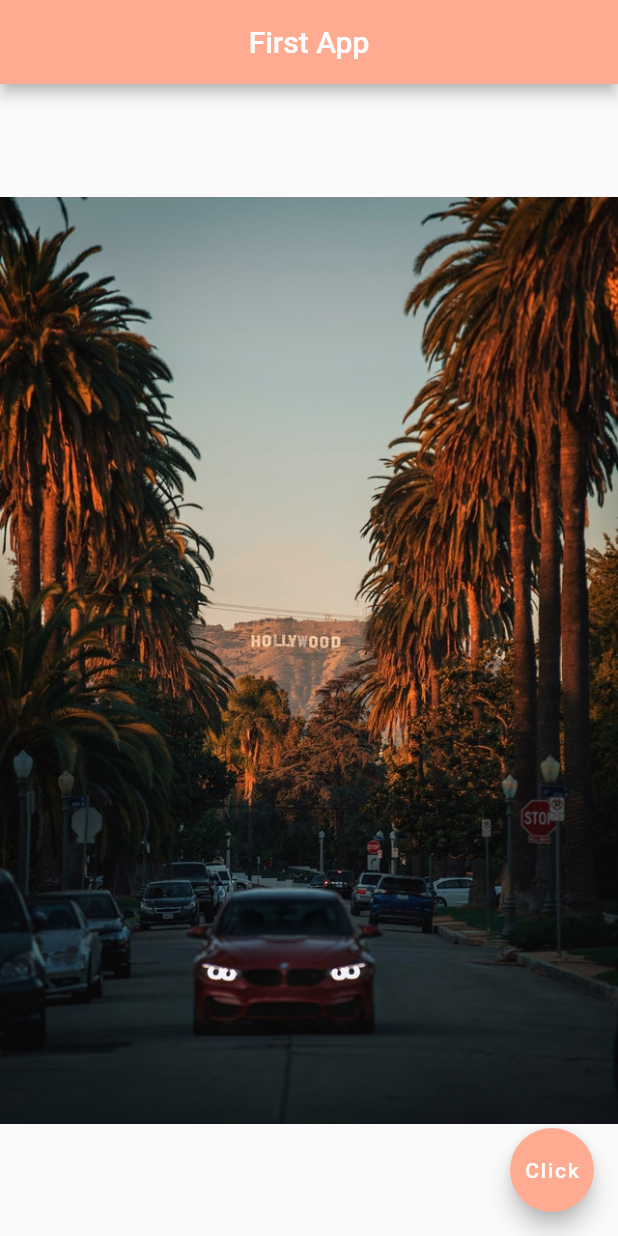
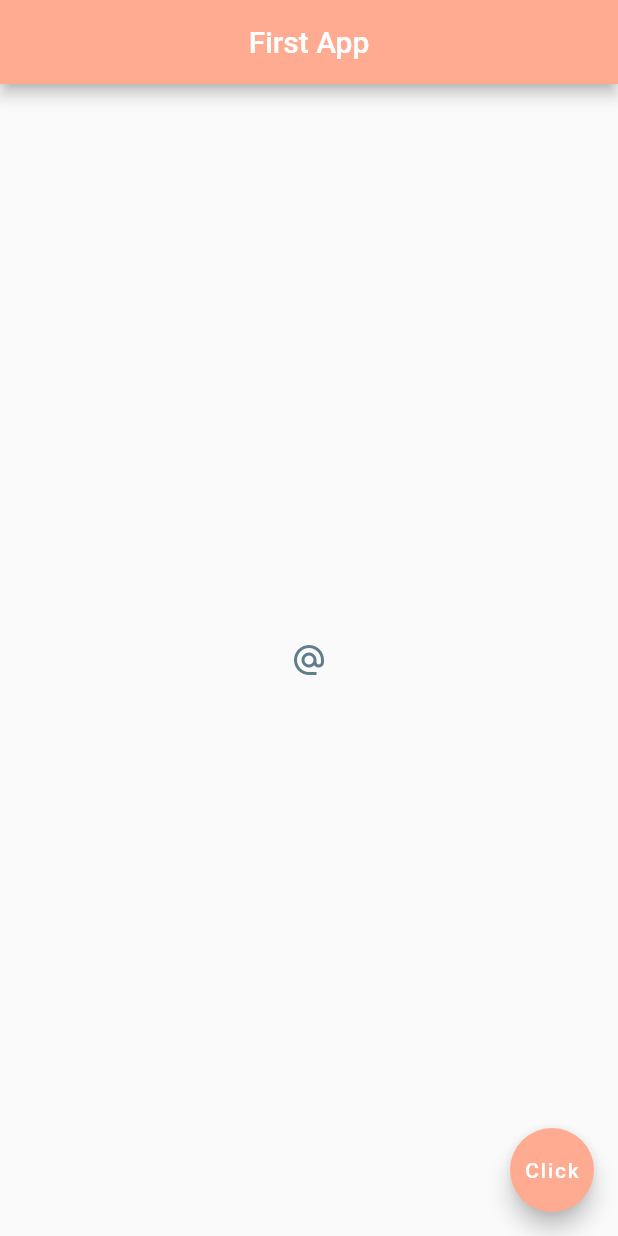
Before and after one commit to eyubech/fltcourse, a Flutter app: the screen it shows after launch, on a phone screen of 412 x 824 dp. Run offline on Flutter 3.47's test engine with Material 2 defaults, Android fonts, the phone set to English and light mode, and no system bars.

Commit message:
Buttons and icons

```diff
--- a/lib/main.dart
+++ b/lib/main.dart
@@ -12,7 +12,12 @@
         centerTitle: true,
         backgroundColor: Colors.deepOrange[200],
       ),
-      body: Center(child: Image.asset('assets/image3.jpg')),
+      body: Center(
+          child: IconButton(
+        onPressed: () {},
+        icon: Icon(Icons.alternate_email),
+        color: Colors.blueGrey,
+      )),
       floatingActionButton: FloatingActionButton(
         backgroundColor: Colors.deepOrange[200],
         child: Text("Click"),
```
